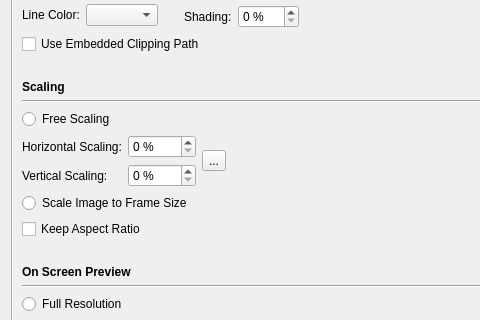
scribusproject/scribus, file scribus/ui/prefs_itemtoolsbase.ui: the form before one commit; both pictures show x 0 to 480 and y 108 to 428 of the 659 by 715 pixel window.
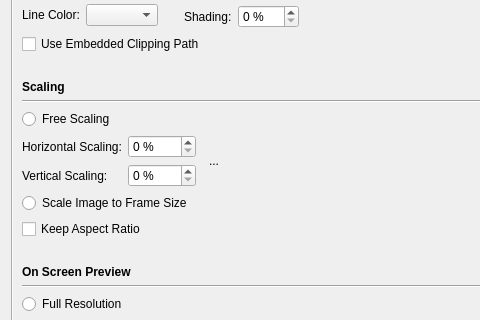
The form after the commit. The open tabs and pages were chosen to show the change. Custom widgets are drawn as their Qt base class.

Commit message: Add image scaling link button functionality back

```diff
--- a/scribus/ui/prefs_itemtoolsbase.ui
+++ b/scribus/ui/prefs_itemtoolsbase.ui
@@ -855,6 +855,12 @@
                <property name="text">
                 <string>...</string>
                </property>
+               <property name="checkable">
+                <bool>true</bool>
+               </property>
+               <property name="autoRaise">
+                <bool>true</bool>
+               </property>
               </widget>
              </item>
              <item>
@@ -1335,6 +1341,11 @@
    <header>ui/polygonwidget.h</header>
    <container>1</container>
   </customwidget>
+  <customwidget>
+   <class>LinkButton</class>
+   <extends>QToolButton</extends>
+   <header>ui/linkbutton.h</header>
+  </customwidget>
  </customwidgets>
  <tabstops>
   <tabstop>tabWidget</tabstop>
```
Left out of the diff: 2 changed lines with no effect on the pictures. The commit also changes 2 other files.
